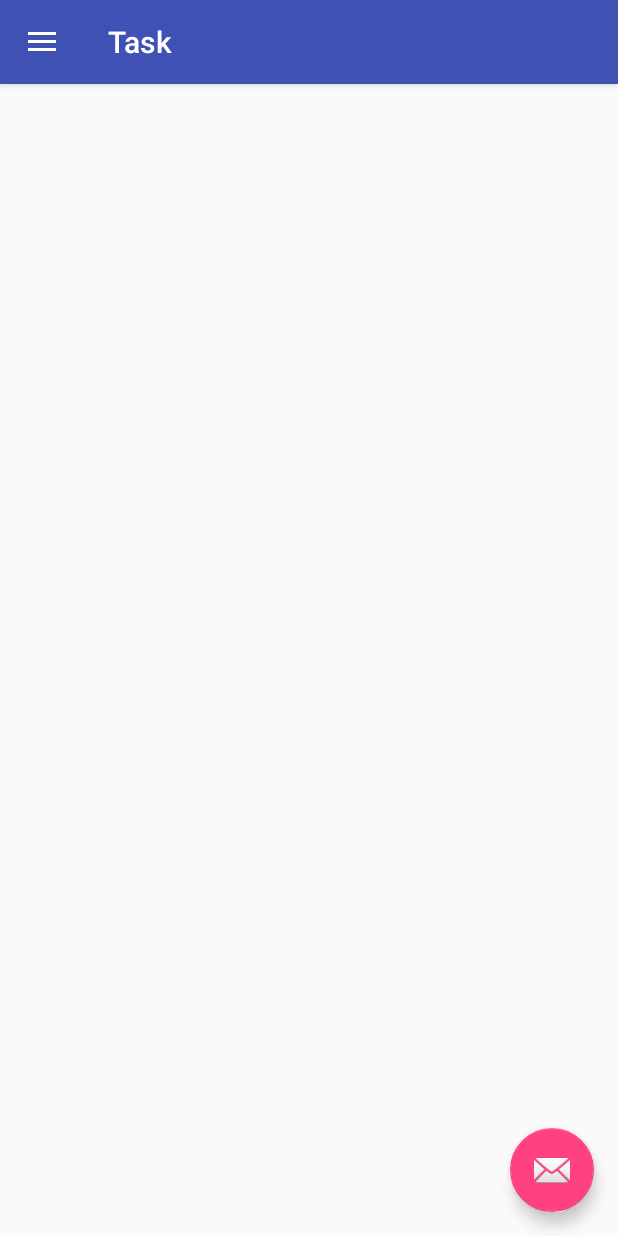
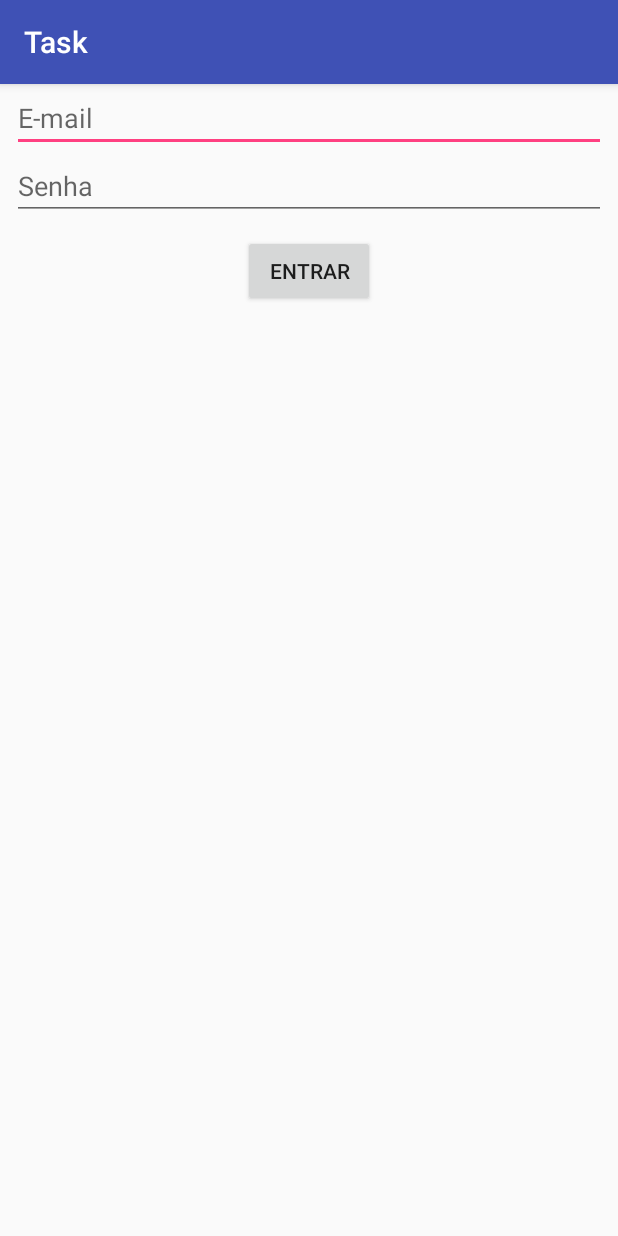
Before and after one commit to Rutth/task, an Android app: the screen it shows after launch (MainActivity before the commit, LoginActivity after it), on a phone screen of 412 x 824 dp. Run offline under Robolectric (Android 15) with nearby library versions, the phone set to English and light mode, and no system bars.

Commit message:
Login Activity with login database

```diff
--- a/app/src/main/java/com/ruthb/task/constants/DatabaseConstants.kt
+++ b/app/src/main/java/com/ruthb/task/constants/DatabaseConstants.kt
@@ -1,10 +1,10 @@
 package com.ruthb.task.constants
 
 class DatabaseConstants {
-    object USER{
+    object USER {
         val TABLE_NAME = "user"
 
-        object COLUMNS{
+        object COLUMNS {
             val ID = "id"
             val NAME = "name"
             val EMAIL = "email"
--- /dev/null
+++ b/app/src/main/java/com/ruthb/task/entities/UserEntity.kt
@@ -0,0 +1,5 @@
+package com.ruthb.task.entities
+
+data class UserEntity(val id: Int, var name: String, var email: String, var password: String = "") {
+
+}
--- a/app/src/main/java/com/ruthb/task/repository/TaskDatabaseHelper.kt
+++ b/app/src/main/java/com/ruthb/task/repository/TaskDatabaseHelper.kt
@@ -17,9 +17,9 @@ class TaskDatabaseHelper(context: Context) :SQLiteOpenHelper(context, DATABASE_N
         ${DatabaseConstants.USER.COLUMNS.ID} INTEGER PRIMARY KEY AUTOINCREMENT,
         ${DatabaseConstants.USER.COLUMNS.NAME} TEXT,
         ${DatabaseConstants.USER.COLUMNS.EMAIL} TEXT,
-        ${DatabaseConstants.USER.COLUMNS.PASSWORD} TEXT,
+        ${DatabaseConstants.USER.COLUMNS.PASSWORD} TEXT
 
-    );""".trimIndent()
+    );"""
 
     private val deleteTableUser = "drop table if exists ${DatabaseConstants.USER.TABLE_NAME}"
 
--- /dev/null
+++ b/app/src/main/java/com/ruthb/task/util/SecurityPreferences.kt
@@ -0,0 +1,20 @@
+package com.ruthb.task.util
+
+import android.content.Context
+import android.content.SharedPreferences
+
+class SecurityPreferences(context: Context) {
+    private val mSharedPreferences: SharedPreferences = context.getSharedPreferences("TASK", Context.MODE_PRIVATE)
+
+    fun storeString(key: String, value: String) {
+        mSharedPreferences.edit().putString(key, value).apply()
+    }
+
+    fun getStoredString(key: String): String {
+        return mSharedPreferences.getString(key, "")
+    }
+
+    fun removeStoredString(key: String){
+        mSharedPreferences.edit().remove(key).apply()
+    }
+}
--- /dev/null
+++ b/app/src/main/java/com/ruthb/task/util/ValidationException.kt
@@ -0,0 +1,3 @@
+package com.ruthb.task.util
+
+class ValidationException(message: String): Exception(message)
--- /dev/null
+++ b/app/src/main/java/com/ruthb/task/views/LoginActivity.kt
@@ -0,0 +1,50 @@
+package com.ruthb.task.views
+
+import android.content.Intent
+import android.support.v7.app.AppCompatActivity
+import android.os.Bundle
+import android.view.View
+import android.widget.Toast
+import com.ruthb.task.R
+import com.ruthb.task.business.UserBusiness
+import kotlinx.android.synthetic.main.activity_login.*
+
+class LoginActivity : AppCompatActivity(), View.OnClickListener {
+
+    private lateinit var mUserBusiness: UserBusiness
+
+    override fun onCreate(savedInstanceState: Bundle?) {
+        super.onCreate(savedInstanceState)
+        setContentView(R.layout.activity_login)
+
+        mUserBusiness = UserBusiness(this)
+
+        setListeners()
+    }
+
+    private fun setListeners() {
+        btnLogin.setOnClickListener(this)
+    }
+
+    override fun onClick(v: View) {
+        when (v.id) {
+            R.id.btnLogin -> {
+                handleLogin()
+            }
+        }
+    }
+
+    private fun handleLogin(){
+        val email = edtEmail.text.toString()
+        val password = edtPassword.text.toString()
+
+        if(mUserBusiness.login(email, password)){
+
+            startActivity(Intent(this, MainActivity::class.java))
+            finish()
+
+        } else {
+            Toast.makeText(this, getString(R.string.usuario_senha_incorreto), Toast.LENGTH_LONG).show()
+        }
+    }
+}
--- /dev/null
+++ b/app/src/main/res/layout/activity_login.xml
@@ -0,0 +1,44 @@
+<?xml version="1.0" encoding="utf-8"?>
+<android.support.constraint.ConstraintLayout xmlns:android="http://schemas.android.com/apk/res/android"
+    xmlns:app="http://schemas.android.com/apk/res-auto"
+    xmlns:tools="http://schemas.android.com/tools"
+    android:layout_width="match_parent"
+    android:layout_height="match_parent"
+    tools:context=".views.LoginActivity">
+
+    <EditText
+        android:id="@+id/edtEmail"
+        android:layout_width="0dp"
+        android:layout_height="wrap_content"
+        android:hint="@string/email"
+        android:inputType="textEmailAddress"
+        android:layout_marginEnd="8dp"
+        android:layout_marginStart="8dp"
+        app:layout_constraintEnd_toEndOf="parent"
+        app:layout_constraintStart_toStartOf="parent"/>
+
+    <EditText
+        android:id="@+id/edtPassword"
+        android:layout_width="0dp"
+        android:layout_height="wrap_content"
+        android:hint="@string/senha"
+        android:inputType="textPassword"
+        android:layout_marginEnd="8dp"
+        android:layout_marginStart="8dp"
+        app:layout_constraintEnd_toEndOf="parent"
+        app:layout_constraintStart_toStartOf="parent"
+        app:layout_constraintTop_toBottomOf="@id/edtEmail"/>
+
+    <Button
+        android:id="@+id/btnLogin"
+        android:layout_width="wrap_content"
+        android:layout_height="wrap_content"
+        android:layout_marginEnd="8dp"
+        android:layout_marginStart="8dp"
+        android:layout_marginTop="10dp"
+        android:text="@string/entrar"
+        app:layout_constraintEnd_toEndOf="parent"
+        app:layout_constraintStart_toStartOf="parent"
+        app:layout_constraintTop_toBottomOf="@id/edtPassword" />
+
+</android.support.constraint.ConstraintLayout>
--- a/app/src/main/res/values/strings.xml
+++ b/app/src/main/res/values/strings.xml
@@ -10,4 +10,9 @@
     <string name="email">E-mail</string>
     <string name="senha">Senha</string>
     <string name="cadastrar">Cadastrar</string>
+    <string name="informe_campos">Informe todos os campos</string>
+    <string name="tente_novamente">Algo de errado aconteceu. Tente novamente</string>
+    <string name="email_existente">E-mail existente</string>
+    <string name="entrar">Entrar</string>
+    <string name="usuario_senha_incorreto">Usuário ou senha incorretos</string>
 </resources>
```
Also changed, not shown: app/src/main/AndroidManifest.xml (+5 -2 lines), app/src/main/java/com/ruthb/task/business/UserBusiness.kt (added, +53 -0 lines), app/src/main/java/com/ruthb/task/constants/TaskConstants.kt (added, +9 -0 lines), app/src/main/java/com/ruthb/task/repository/UserRepository.kt (added, +99 -0 lines), app/src/main/java/com/ruthb/task/views/RegisterActivity.kt (+25 -3 lines).
